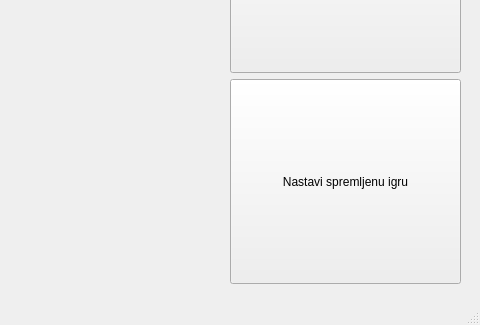
Above: Krizic-Kruzic/mainwindow.ui from Sparac1203/OOP-seminarski before the change; both pictures show x 280 to 760 and y 186 to 511 of the 760 by 511 pixel window. Below: the same form after it.
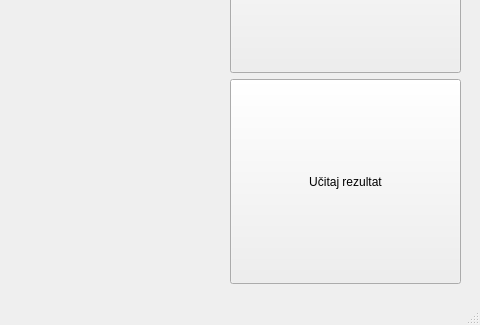
That is the form after the change. Icons and pictures are not drawn.

```diff
--- a/Krizic-Kruzic/mainwindow.ui
+++ b/Krizic-Kruzic/mainwindow.ui
@@ -19,6 +19,9 @@
   <property name="windowTitle">
    <string>MainWindow</string>
   </property>
+  <property name="styleSheet">
+   <string notr="true"/>
+  </property>
   <widget class="QWidget" name="centralwidget">
    <widget class="QLabel" name="label_MenuSlika">
     <property name="enabled">
@@ -116,7 +119,7 @@
           </sizepolicy>
          </property>
          <property name="text">
-          <string>Nastavi spremljenu igru</string>
+          <string>Učitaj rezultat</string>
          </property>
         </widget>
        </item>
```
Left out of the diff: 2 changed lines with no effect on the pictures.
